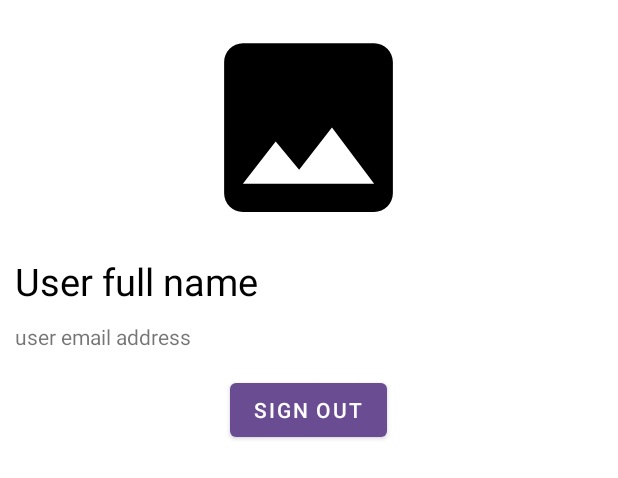
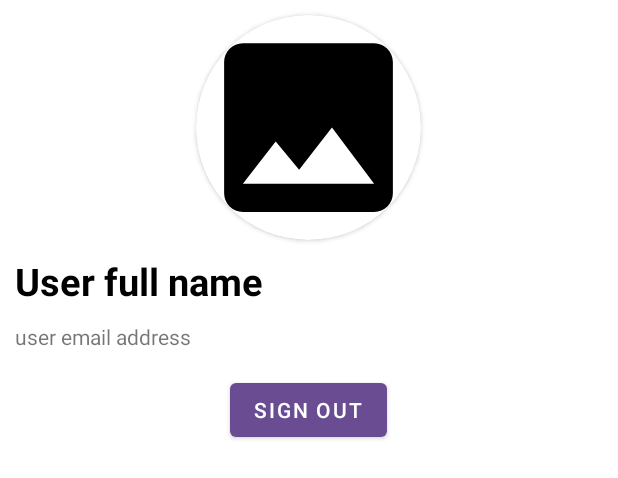
Before and after one commit to FadwaFouad/WMTStore, an Android app: the layout fragment_profile.xml on its own in the app's theme, with its tools: preview values and no code run, on a phone screen of 412 x 824 dp. Shown: the top 478 px of the screen. Run offline under Robolectric (Android 15) with nearby library versions, the phone set to English and light mode, and no system bars.

Commit message:
improve account section

```diff
--- a/app/src/main/java/com/example/wmtstore/ui/account/AccountFragment.kt
+++ b/app/src/main/java/com/example/wmtstore/ui/account/AccountFragment.kt
@@ -67,6 +67,7 @@ class AccountFragment : Fragment() {
             val intent = AuthUI.getInstance()
                 .createSignInIntentBuilder()
                 .setAvailableProviders(providers)
+                .setTheme(R.style.Theme_WMTStore)
                 .build()
 
             //start the authentication flow
--- a/app/src/main/res/layout/fragment_profile.xml
+++ b/app/src/main/res/layout/fragment_profile.xml
@@ -3,6 +3,7 @@
     xmlns:tools="http://schemas.android.com/tools"
     android:layout_width="match_parent"
     android:layout_height="wrap_content"
+    xmlns:app="http://schemas.android.com/apk/res-auto"
     android:orientation="vertical"
     tools:context=".ui.account.ProfileFragment">
 
@@ -12,13 +13,18 @@
         android:layout_height="wrap_content"
         android:orientation="vertical">
 
+        <androidx.cardview.widget.CardView
+            android:layout_width="wrap_content"
+            android:layout_height="wrap_content"
+            android:layout_gravity="center_horizontal"
+            app:cardCornerRadius="360dp"
+            android:layout_marginTop="10dp">
         <ImageView
             android:id="@+id/display_image"
             android:layout_width="150dp"
             android:layout_height="150dp"
-            android:layout_gravity="center_horizontal"
-            android:layout_marginTop="10dp"
             android:src="@drawable/ic_baseline_image_24" />
+        </androidx.cardview.widget.CardView>
 
         <TextView
             android:id="@+id/username"
@@ -26,6 +32,7 @@
             android:layout_height="wrap_content"
             android:layout_margin="10dp"
             android:text="User full name"
+            android:textStyle="bold"
             android:textColor="@color/black"
             android:textSize="25sp" />
 
```
Also changed, not shown: app/src/main/java/com/example/wmtstore/ui/account/ProfileFragment.kt (+9 -4 lines).
